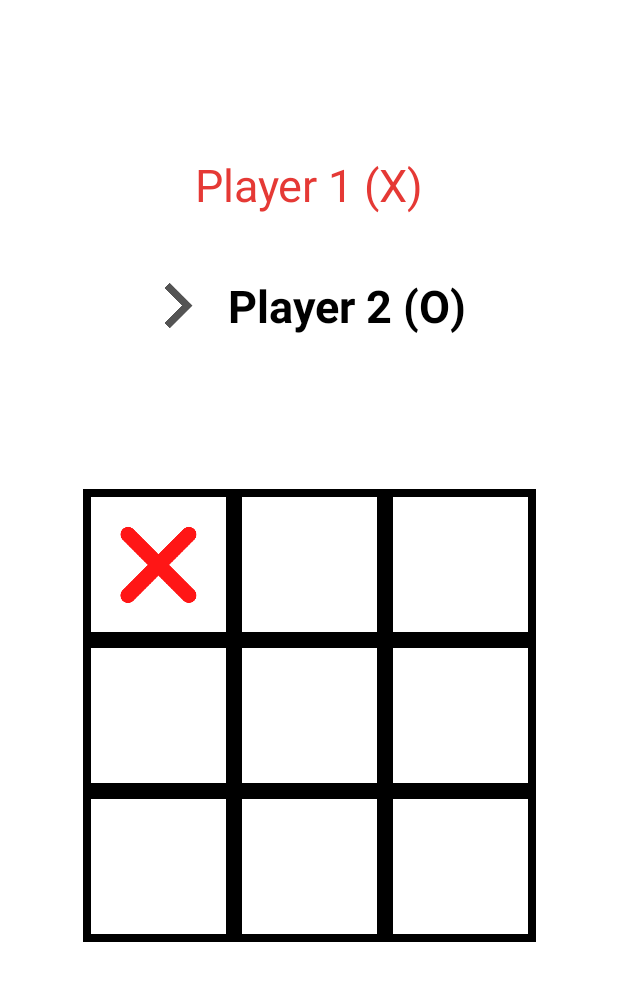
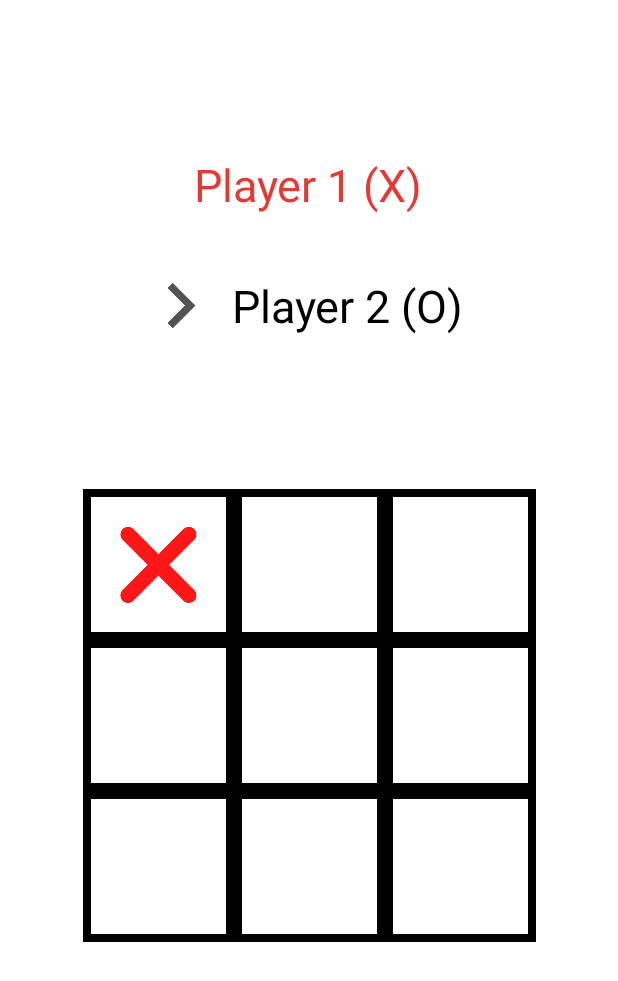
Before and after one commit to jessica-z123/TicTacToe, an Android app: the GameActivity screen opened directly, with no data from a screen before it, after a tap on an icon or button, on a phone screen of 412 x 824 dp. Shown: the top 981 px of the screen. Run offline under Robolectric (Android 15) with nearby library versions, the phone set to English and light mode, and no system bars.

Commit message:
fixed a bug

```diff
--- a/app/src/main/java/com/example/tictactoe1/GameActivity.java
+++ b/app/src/main/java/com/example/tictactoe1/GameActivity.java
@@ -21,6 +21,7 @@ public class GameActivity extends AppCompatActivity {
     private String name1, name2;
     private TextView player1;
     private TextView player2;
+    private boolean gameOver;
 
     @Override
     protected void onCreate(Bundle savedInstanceState) {
@@ -51,15 +52,23 @@ public class GameActivity extends AppCompatActivity {
                 final int x = i;
                 final int y = j;
                 box.setOnClickListener(v -> {
-                    if(board[x][y] == ' ') {
+                    if(board[x][y] == ' ' && !gameOver) {
                         if (isO) {
                             board[x][y] = 'O';
                             box.setImageResource(R.drawable.o);
+                            /* isO = false;
+                            start with just this, after creating changePlayer(), replace
+                            with method call
+                             */
                             changePlayer(true);
                         }
                         else {
                             board[x][y] = 'X';
                             box.setImageResource(R.drawable.x);
+                            /* isO = true;
+                            start with just this, after creating changePlayer(), replace
+                            with method call
+                             */
                             changePlayer(false);
                         }
                         count++;
@@ -67,6 +76,7 @@ public class GameActivity extends AppCompatActivity {
 
                     char winner = checkWin();
                     if(count == 9 || winner != ' ') {
+                        gameOver = true;
                         playerTexts.setVisibility(View.GONE);
                         resultsLayout.setVisibility(View.VISIBLE);
                         TextView winText = findViewById(R.id.winText);
@@ -86,6 +96,7 @@ public class GameActivity extends AppCompatActivity {
         Button playAgain = findViewById(R.id.playAgain);
         playAgain.setOnClickListener(v -> {
            reset();
+           gameOver = false;
         });
     }
 
@@ -95,15 +106,11 @@ public class GameActivity extends AppCompatActivity {
 
         if(nextIsX) {
             isO = false;
-            player1.setTypeface(null, Typeface.BOLD);
-            player2.setTypeface(null, Typeface.NORMAL);
             arrow2.setVisibility(View.GONE);
             arrow1.setVisibility(View.VISIBLE);
         }
         else {
             isO = true;
-            player2.setTypeface(null, Typeface.BOLD);
-            player1.setTypeface(null, Typeface.NORMAL);
             arrow1.setVisibility(View.GONE);
             arrow2.setVisibility(View.VISIBLE);
         }
--- a/app/src/main/res/layout/activity_game.xml
+++ b/app/src/main/res/layout/activity_game.xml
@@ -67,8 +67,7 @@
                 android:gravity="center"
                 android:text="Player 1 (X)"
                 android:textColor="@color/red"
-                android:textSize="30sp"
-                android:textStyle="bold" />
+                android:textSize="30sp" />
         </LinearLayout>
 
         <LinearLayout
```
